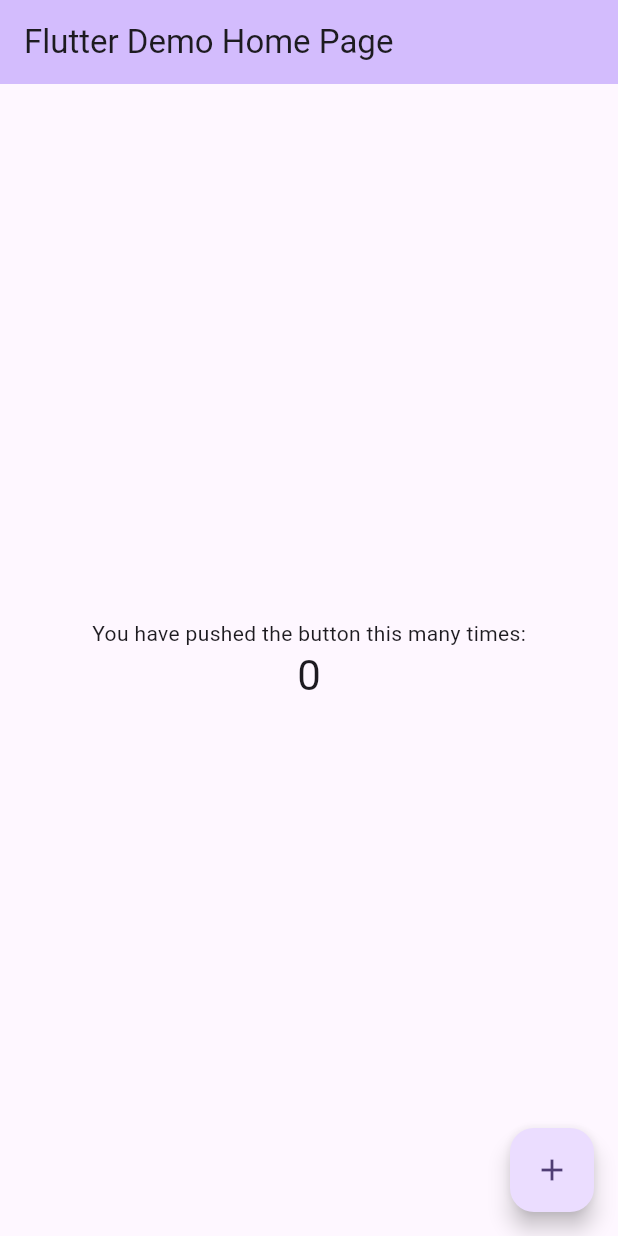
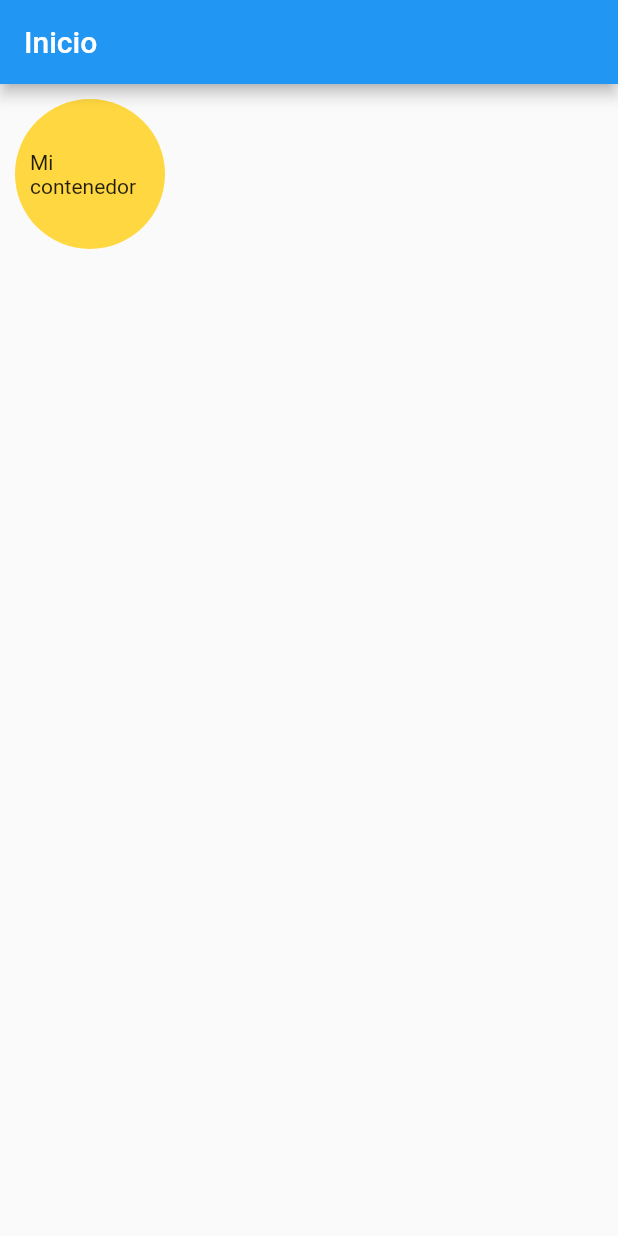
Before and after one commit to MelHerrera/container, a Flutter app: the screen it shows after launch, on a phone screen of 412 x 824 dp. Run offline on Flutter 3.47's test engine with Material 2 defaults, Android fonts, the phone set to English and light mode, and no system bars.

Commit message:
widget container

```diff
--- a/lib/main.dart
+++ b/lib/main.dart
@@ -1,125 +1,42 @@
 import 'package:flutter/material.dart';
 
 void main() {
-  runApp(const MyApp());
+  runApp(const myApp());
 }
 
-class MyApp extends StatelessWidget {
-  const MyApp({super.key});
+class myApp extends StatelessWidget {
+  const myApp({super.key});
 
-  // This widget is the root of your application.
   @override
   Widget build(BuildContext context) {
     return MaterialApp(
-      title: 'Flutter Demo',
-      theme: ThemeData(
-        // This is the theme of your application.
-        //
-        // TRY THIS: Try running your application with "flutter run". You'll see
-        // the application has a blue toolbar. Then, without quitting the app,
-        // try changing the seedColor in the colorScheme below to Colors.green
-        // and then invoke "hot reload" (save your changes or press the "hot
-        // reload" button in a Flutter-supported IDE, or press "r" if you used
-        // the command line to start the app).
-        //
-        // Notice that the counter didn't reset back to zero; the application
-        // state is not lost during the reload. To reset the state, use hot
-        // restart instead.
-        //
-        // This works for code too, not just values: Most code changes can be
-        // tested with just a hot reload.
-        colorScheme: ColorScheme.fromSeed(seedColor: Colors.deepPurple),
-        useMaterial3: true,
-      ),
-      home: const MyHomePage(title: 'Flutter Demo Home Page'),
+      home: myHomePage(),
     );
   }
 }
 
-class MyHomePage extends StatefulWidget {
-  const MyHomePage({super.key, required this.title});
-
-  // This widget is the home page of your application. It is stateful, meaning
-  // that it has a State object (defined below) that contains fields that affect
-  // how it looks.
-
-  // This class is the configuration for the state. It holds the values (in this
-  // case the title) provided by the parent (in this case the App widget) and
-  // used by the build method of the State. Fields in a Widget subclass are
-  // always marked "final".
-
-  final String title;
-
-  @override
-  State<MyHomePage> createState() => _MyHomePageState();
-}
-
-class _MyHomePageState extends State<MyHomePage> {
-  int _counter = 0;
-
-  void _incrementCounter() {
-    setState(() {
-      // This call to setState tells the Flutter framework that something has
-      // changed in this State, which causes it to rerun the build method below
-      // so that the display can reflect the updated values. If we changed
-      // _counter without calling setState(), then the build method would not be
-      // called again, and so nothing would appear to happen.
-      _counter++;
-    });
-  }
+class myHomePage extends StatelessWidget {
+  const myHomePage({super.key});
 
   @override
   Widget build(BuildContext context) {
-    // This method is rerun every time setState is called, for instance as done
-    // by the _incrementCounter method above.
-    //
-    // The Flutter framework has been optimized to make rerunning build methods
-    // fast, so that you can just rebuild anything that needs updating rather
-    // than having to individually change instances of widgets.
     return Scaffold(
       appBar: AppBar(
-        // TRY THIS: Try changing the color here to a specific color (to
-        // Colors.amber, perhaps?) and trigger a hot reload to see the AppBar
-        // change color while the other colors stay the same.
-        backgroundColor: Theme.of(context).colorScheme.inversePrimary,
-        // Here we take the value from the MyHomePage object that was created by
-        // the App.build method, and use it to set our appbar title.
-        title: Text(widget.title),
+        title: Text("Inicio"),
       ),
-      body: Center(
-        // Center is a layout widget. It takes a single child and positions it
-        // in the middle of the parent.
-        child: Column(
-          // Column is also a layout widget. It takes a list of children and
-          // arranges them vertically. By default, it sizes itself to fit its
-          // children horizontally, and tries to be as tall as its parent.
-          //
-          // Column has various properties to control how it sizes itself and
-          // how it positions its children. Here we use mainAxisAlignment to
-          // center the children vertically; the main axis here is the vertical
-          // axis because Columns are vertical (the cross axis would be
-          // horizontal).
-          //
-          // TRY THIS: Invoke "debug painting" (choose the "Toggle Debug Paint"
-          // action in the IDE, or press "p" in the console), to see the
-          // wireframe for each widget.
-          mainAxisAlignment: MainAxisAlignment.center,
-          children: <Widget>[
-            const Text(
-              'You have pushed the button this many times:',
-            ),
-            Text(
-              '$_counter',
-              style: Theme.of(context).textTheme.headlineMedium,
-            ),
-          ],
-        ),
+      body: Container(
+       // transform: Matrix4.rotationZ(1),
+        width: 100,
+        height: 100,
+        decoration: BoxDecoration(
+          shape: BoxShape.circle,
+              color: Colors.amberAccent
       ),
-      floatingActionButton: FloatingActionButton(
-        onPressed: _incrementCounter,
-        tooltip: 'Increment',
-        child: const Icon(Icons.add),
-      ), // This trailing comma makes auto-formatting nicer for build methods.
+        //color: Colors.amber,
+        padding: EdgeInsets.all(10),
+        margin: EdgeInsets.all(10),
+        child:Center(child: Text("Mi contenedor")),
+      ),
     );
   }
 }
```
